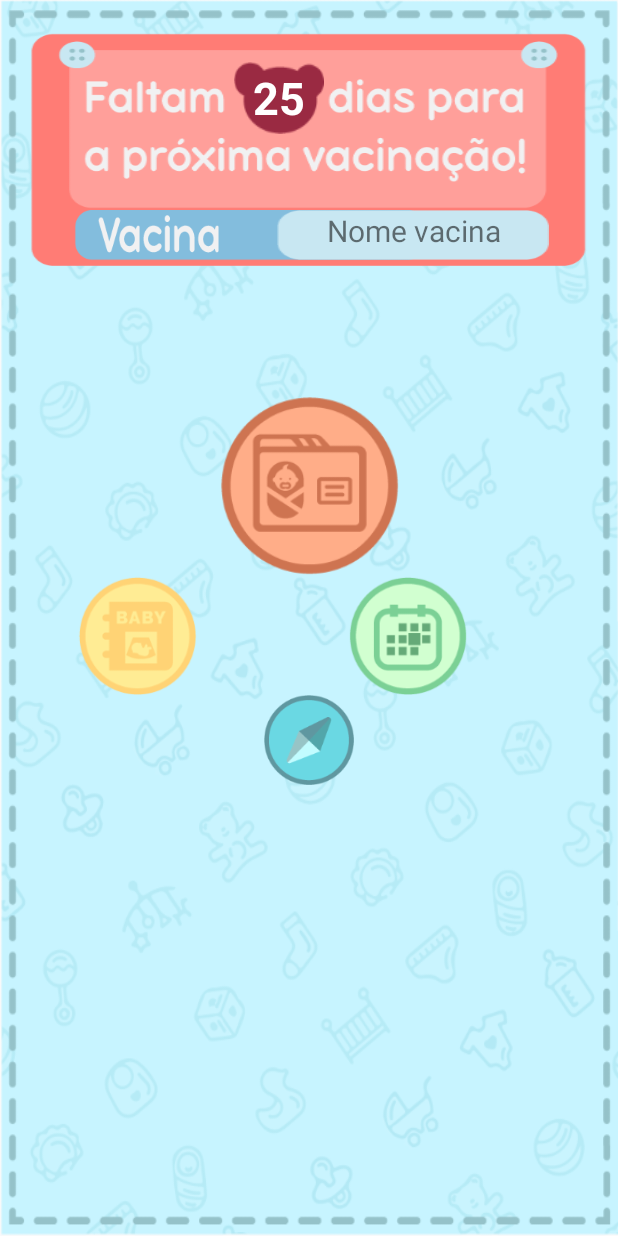
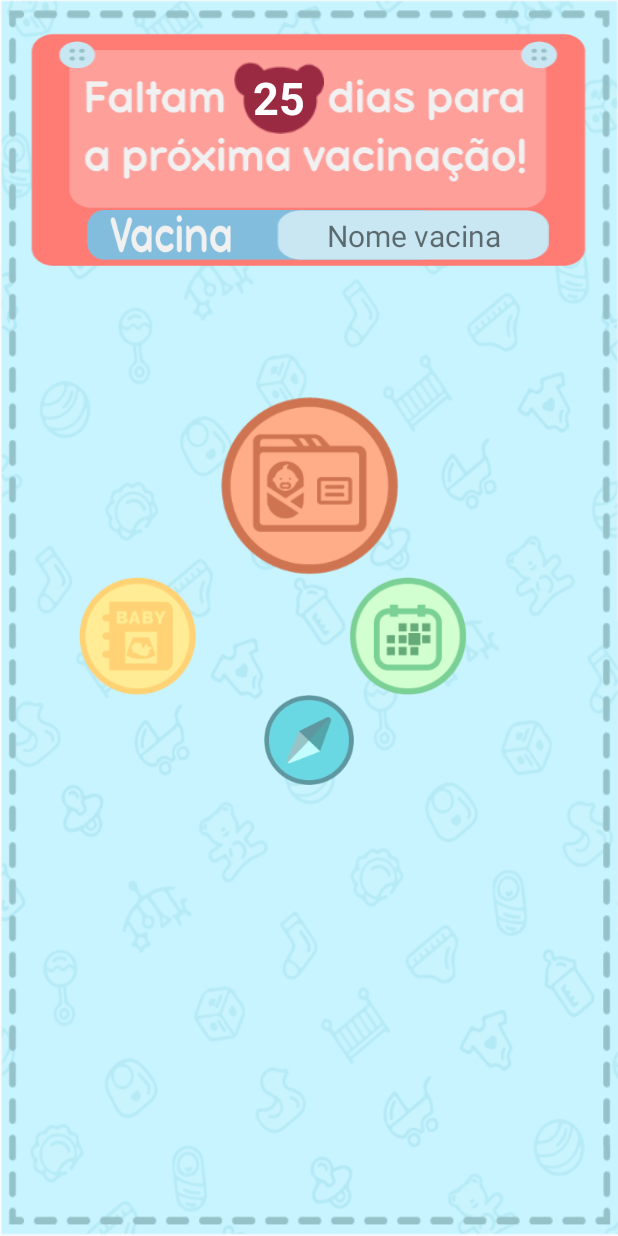
Before and after one commit to EvaMarla/Immunize, an Android app: the layout content_main.xml on its own in the app's theme, with its tools: preview values and no code run, on a phone screen of 412 x 824 dp. Run offline under Robolectric (Android 15) with nearby library versions, the phone set to English and light mode, and no system bars.

Commit message:
layout inicial

```diff
--- a/app/src/main/res/layout/content_main.xml
+++ b/app/src/main/res/layout/content_main.xml
@@ -41,7 +41,7 @@
              android:background="@drawable/tela_inicial_vacina"
              android:layout_gravity="center_horizontal"
              android:layout_marginLeft="0dp"
-             android:layout_marginRight="40dp"
+             android:layout_marginRight="32dp"
              android:id="@+id/imgViewVacina"
              android:layout_marginTop="120dp">
          </ImageView>
@@ -75,7 +75,8 @@
              android:text="Nome vacina"
              android:textAlignment="center"
              android:textSize="20dp"
-             android:id="@+id/txtNomeProximaVacina" />
+             android:id="@+id/txtNomeProximaVacina"
+             android:paddingTop="3dp" />
          />
       </FrameLayout>
 
```
